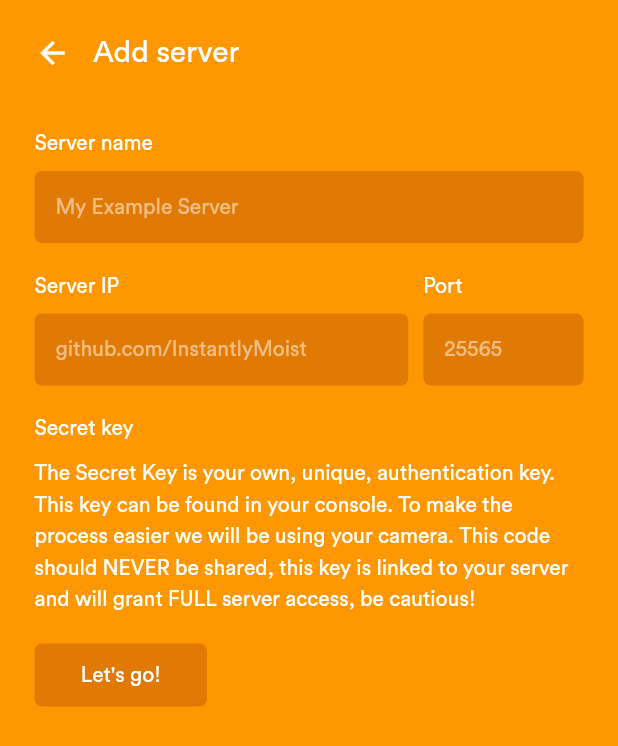
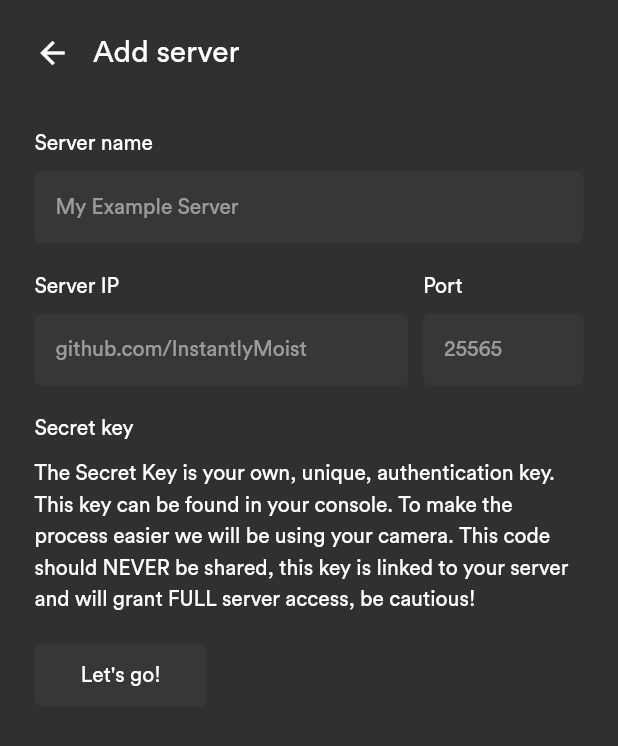
Before and after one commit to InstantlyMoist/SpigotConsole_app, a Flutter app: the screen it shows after launch, after a tap on the "add" icon, on a phone screen of 412 x 824 dp. Shown: the top 746 px of the screen. Run offline on Flutter 3.47's test engine with Material 2 defaults, Android fonts, the phone set to English and light mode, and no system bars; our stand-ins replace shared_preferences; missing offline and left inert: barcode_scan.

Commit message:
Added dark theme, added more failsafes, added removal of servers

```diff
--- a/lib/dialogs/disconnect_dialog.dart
+++ b/lib/dialogs/disconnect_dialog.dart
@@ -13,7 +13,7 @@ class DisconnectDialog extends StatelessWidget {
           shape: RoundedRectangleBorder(
             borderRadius: BorderRadius.circular(5),
           ),
-          backgroundColor: Color(0xFFE07A05),
+          backgroundColor: Theme.of(context).backgroundColor,
           child: Container(
             margin: EdgeInsets.all(20),
             child: Column(
--- a/lib/dialogs/error_dialog.dart
+++ b/lib/dialogs/error_dialog.dart
@@ -12,7 +12,7 @@ class ErrorDialog extends StatelessWidget {
           shape: RoundedRectangleBorder(
             borderRadius: BorderRadius.circular(5),
           ),
-          backgroundColor: Color(0xFFE07A05),
+          backgroundColor: Theme.of(context).backgroundColor,
           child: Container(
             margin: EdgeInsets.all(20),
             child: Column(
--- a/lib/handlers/ServerModelHandler.dart
+++ b/lib/handlers/ServerModelHandler.dart
@@ -26,4 +26,10 @@ class ServerModelHandler {
     serverModels.add(model);
     SharedPreferencesHandler.sharedPreferences.setString("servers", jsonEncode(serverModels));
   }
+
+  static void removeModel(ServerModel model) {
+    print("Removing server model " + model.toString());
+    serverModels.remove(model);
+    SharedPreferencesHandler.sharedPreferences.setString("servers", jsonEncode(serverModels));
+  }
 }
--- a/lib/main.dart
+++ b/lib/main.dart
@@ -4,6 +4,7 @@ import 'package:spigotconsole/handlers/ServerModelHandler.dart';
 import 'package:spigotconsole/handlers/SharedPreferencesHandler.dart';
 import 'package:spigotconsole/models/server_model.dart';
 import 'package:spigotconsole/screens/addserverscreen/add_server_screen.dart';
+import 'package:spigotconsole/screens/homescreen/list_item.dart';
 import 'package:spigotconsole/screens/homescreen/list_widget.dart';
 
 void main() => runApp(MyApp());
@@ -12,10 +13,14 @@ class MyApp extends StatelessWidget {
   // This widget is the root of your application.
   @override
   Widget build(BuildContext context) {
+    bool dark = true;
     return MaterialApp(
       title: 'Flutter Demo',
       theme: ThemeData(
+        brightness: dark ? Brightness.dark : Brightness.light,
         primarySwatch: Colors.orange,
+        backgroundColor: dark ? Color(0xFF303030) : Colors.white,
+        accentColor: dark ? Color(0xFF373737) : Color(0xFFE07A05),
         fontFamily: 'CircularStd',
       ),
       home: HomeScreen(title: 'SpigotConsole'),
@@ -33,7 +38,14 @@ class HomeScreen extends StatefulWidget {
 }
 
 class _HomeScreenState extends State<HomeScreen> {
+  GlobalKey _globalKey = GlobalKey();
+
   Widget baseWidget;
+
+  List<ListItem> listItems = List();
+  Map<ServerModel, bool> selectedItems = Map();
+
+  String titleText;
 
   @override
   void initState() {
@@ -46,17 +58,81 @@ class _HomeScreenState extends State<HomeScreen> {
     print("Loading shared preferences OK!");
 
     List<ServerModel> serverModels = ServerModelHandler.loadServerModels();
-    if (serverModels.isEmpty) {
-      baseWidget =
-          new Text('No servers found, add some by pressing the + icon');
-    } else {
-      baseWidget = ListWidget(serverModels: serverModels);
+    setState(() {
+      for (ServerModel model in serverModels) {
+        selectedItems[model] = false;
+      }
+      updateListItems();
+    });
+  }
+
+  void updateBaseWidget() {
+    if (selectedItems.isEmpty) {
+      baseWidget = Text('No servers found, add some by pressing the + icon');
+      return;
     }
+    baseWidget = Column(
+      mainAxisAlignment: MainAxisAlignment.start,
+      crossAxisAlignment: CrossAxisAlignment.start,
+      children: <Widget>[
+        Text(
+          titleText,
+          style: TextStyle(fontWeight: FontWeight.w700, fontSize: 14),
+        ),
+        SizedBox(
+          height: 10,
+        ),
+        Expanded(
+          child: ListView.builder(
+            itemCount: selectedItems.keys.length,
+            itemBuilder: (BuildContext context, int index) {
+              return listItems[index];
+            },
+          ),
+        )
+      ],
+    );
+  }
+
+  void updateListItems() {
+    listItems = List();
+    for (ServerModel model in selectedItems.keys) {
+      listItems.add(ListItem(
+        globalKey: _globalKey,
+        model: model,
+        selected: selectedItems[model],
+        hasOtherSelected: hasSelectedServers(),
+        onSelectChange: (model, selected) {
+          selectedItems[model] = selected;
+          setState(() {
+            updateListItems();
+          });
+        },
+      ));
+    }
+    titleText = hasSelectedServers()
+        ? "Selected servers: ${getSelectedServers()}"
+        : "Your servers";
+    updateBaseWidget();
+  }
+
+  bool hasSelectedServers() {
+    return selectedItems.containsValue(true);
+  }
+
+  int getSelectedServers() {
+    int found = 0;
+    for (bool value in selectedItems.values) {
+      if (value) found++;
+    }
+    return found;
   }
 
   @override
   Widget build(BuildContext context) {
     return Scaffold(
+      key: _globalKey,
+      backgroundColor: Theme.of(context).backgroundColor,
       appBar: AppBar(
         centerTitle: true,
         title: Text(
@@ -69,13 +145,39 @@ class _HomeScreenState extends State<HomeScreen> {
         child: baseWidget,
       ),
       floatingActionButton: FloatingActionButton(
-        onPressed: () => Navigator.push(
-          context,
-          MaterialPageRoute(builder: (context) => AddServerScreen()),
-        ),
+        backgroundColor: Theme.of(context).accentColor,
+        onPressed: () {
+          if (hasSelectedServers()) {
+            for (ListItem item in listItems) {
+              if (selectedItems[item.model] == true) {
+                selectedItems.remove(item.model);
+                ServerModelHandler.removeModel(item.model);
+              }
+              print(selectedItems);
+              setState(() {
+                updateListItems();
+              });
+            }
+            print('delete selected servers');
+            return;
+          }
+          Navigator.push(
+            context,
+            MaterialPageRoute(
+                builder: (context) => AddServerScreen(
+                      globalKey: _globalKey,
+                      onServerAdd: (model) {
+                        selectedItems[model] = false;
+                        setState(() {
+                          updateListItems();
+                        });
+                      },
+                    )),
+          );
+        },
         tooltip: 'Add server',
         child: Icon(
-          Icons.add,
+          hasSelectedServers() ? Icons.delete : Icons.add,
           color: Colors.white,
         ),
       ),
--- a/lib/screens/addserverscreen/add_server_screen.dart
+++ b/lib/screens/addserverscreen/add_server_screen.dart
@@ -11,14 +11,17 @@ import 'package:web_socket_channel/io.dart';
 
 class AddServerScreen extends StatelessWidget {
 
+  final GlobalKey globalKey;
+  final Function(ServerModel) onServerAdd;
+
+  AddServerScreen({this.globalKey, this.onServerAdd});
+
   final TextEditingController serverNameController = new TextEditingController();
   final TextEditingController serverIpController = new TextEditingController();
   final TextEditingController serverPortController = new TextEditingController();
 
 
   void handleScan(BuildContext context) async {
-
-    /**/
 
     var options = ScanOptions(
       restrictFormat: [BarcodeFormat.qr],
@@ -27,14 +30,15 @@ class AddServerScreen extends StatelessWidget {
     print(result.rawContent);
 
     ServerModel model = ServerModel(ip: serverIpController.value.text, key: result.rawContent, port: int.tryParse(serverPortController.value.text), serverName: serverNameController.value.text);
-    ConnectionHandler.connect(context, model, true);
+    ConnectionHandler.connect(globalKey, model, true);
     ServerModelHandler.addModel(model);
+    onServerAdd(model);
   }
 
   @override
   Widget build(BuildContext context) {
     return Scaffold(
-      backgroundColor: Colors.orange,
+      backgroundColor: Theme.of(context).backgroundColor,
       body: SafeArea(
         child: Container(
           margin: EdgeInsets.all(23),
--- a/lib/screens/addserverscreen/components/add_server_input.dart
+++ b/lib/screens/addserverscreen/components/add_server_input.dart
@@ -37,7 +37,7 @@ class AddServerInput extends StatelessWidget {
               cursorColor: Colors.orange,
               decoration: InputDecoration(
                 filled: true,
-                fillColor: Color(0xFFE07A05),
+                fillColor: Theme.of(context).accentColor,
                 hintText: hint,
                 hintStyle: TextStyle(color: Colors.white.withOpacity(0.5)),
                 contentPadding:
--- a/lib/screens/addserverscreen/components/add_server_scanner.dart
+++ b/lib/screens/addserverscreen/components/add_server_scanner.dart
@@ -35,7 +35,7 @@ class AddServerScanner extends StatelessWidget {
               width: 115,
               height: 42,
               decoration: BoxDecoration(
-                color: Color(0xFFE07A05),
+                color: Theme.of(context).accentColor,
                 borderRadius: BorderRadius.circular(5),
               ),
               child: Center(
--- a/lib/screens/homescreen/connection_dialog.dart
+++ b/lib/screens/homescreen/connection_dialog.dart
@@ -17,7 +17,7 @@ class ConnectionDialog extends StatelessWidget {
           shape: RoundedRectangleBorder(
             borderRadius: BorderRadius.circular(5),
           ),
-          backgroundColor: Color(0xFFE07A05),
+          backgroundColor: Theme.of(context).backgroundColor,
           child: Container(
             margin: EdgeInsets.all(20),
             child: Column(
--- a/lib/screens/serverscreen/console_screen.dart
+++ b/lib/screens/serverscreen/console_screen.dart
@@ -43,7 +43,7 @@ class _ConsoleScreenState extends State<ConsoleScreen> {
             child: Container(
               width: double.infinity,
               margin: EdgeInsets.all(20),
-              color: Color(0xFFF3F3F3),
+              color: Theme.of(context).accentColor,
               child: SingleChildScrollView(
                 padding: EdgeInsets.all(10),
                 child: Text(showingText),
--- a/lib/screens/serverscreen/consolescreen/console_screen_input.dart
+++ b/lib/screens/serverscreen/consolescreen/console_screen_input.dart
@@ -31,7 +31,7 @@ class ConsoleScreenInput extends StatelessWidget {
               cursorColor: Colors.orange,
               decoration: InputDecoration(
                 filled: true,
-                fillColor: Color(0xFFE07A05),
+                fillColor: Theme.of(context).accentColor,
                 hintText: hint,
                 hintStyle: TextStyle(color: Colors.white.withOpacity(0.5)),
                 contentPadding:
```
Also changed, not shown: lib/handlers/ConnectionHandler.dart (+9 -9 lines), lib/screens/homescreen/list_item.dart (+68 -10 lines), lib/screens/homescreen/list_widget.dart (+10 -19 lines), pubspec.lock.
